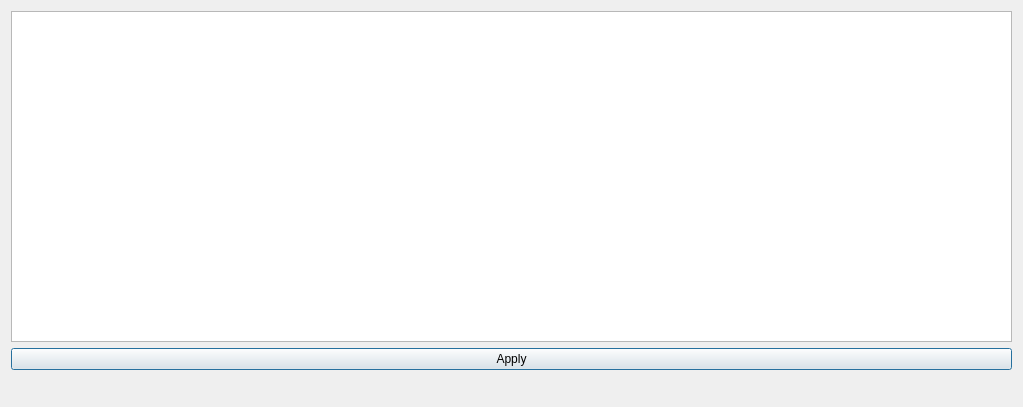
Before: the Qt Designer form table.ui in kebaboy/Poor-student, drawn with Qt 5.
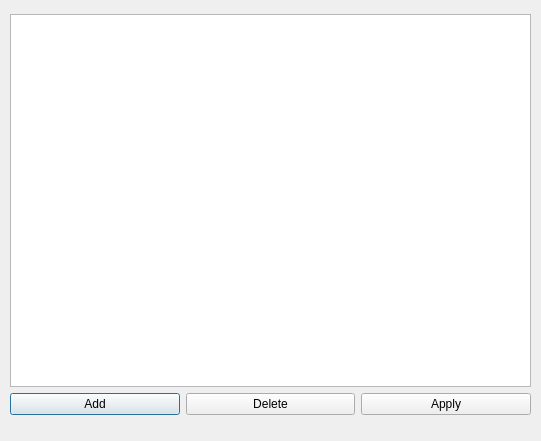
After: the same form once the commit is applied. Icons and pictures are not drawn.

What changed in the file:
```diff
--- a/table.ui
+++ b/table.ui
@@ -6,8 +6,8 @@
    <rect>
     <x>0</x>
     <y>0</y>
-    <width>1023</width>
-    <height>407</height>
+    <width>541</width>
+    <height>441</height>
    </rect>
   </property>
   <property name="windowTitle">
@@ -17,31 +17,52 @@
    <iconset resource="resource.qrc">
     <normaloff>:/img/free-icon-csv-8242984.png</normaloff>:/img/free-icon-csv-8242984.png</iconset>
   </property>
-  <layout class="QVBoxLayout" name="verticalLayout">
-   <item>
-    <widget class="QTableView" name="tableView">
+  <widget class="QWidget" name="">
+   <property name="geometry">
+    <rect>
+     <x>10</x>
+     <y>14</y>
+     <width>521</width>
+     <height>421</height>
+    </rect>
+   </property>
+   <layout class="QGridLayout" name="gridLayout">
+    <item row="0" column="0">
+     <widget class="QTableWidget" name="tableWidget">
      <property name="sizePolicy">
-      <sizepolicy hsizetype="Maximum" vsizetype="Maximum">
+       <sizepolicy hsizetype="Expanding" vsizetype="Expanding">
        <horstretch>0</horstretch>
        <verstretch>0</verstretch>
       </sizepolicy>
      </property>
-     <property name="maximumSize">
-      <size>
-       <width>100000</width>
-       <height>100000</height>
-      </size>
+     </widget>
+    </item>
+    <item row="1" column="0">
+     <layout class="QHBoxLayout" name="horizontalLayout">
+      <item>
+       <widget class="QPushButton" name="addButton">
+        <property name="text">
+         <string>Add</string>
      </property>
     </widget>
    </item>
    <item>
-    <widget class="QPushButton" name="pushButton">
+       <widget class="QPushButton" name="deleteButton">
+        <property name="text">
+         <string>Delete</string>
+        </property>
+       </widget>
+      </item>
+      <item>
+       <widget class="QPushButton" name="applyButton">
      <property name="text">
       <string>Apply</string>
      </property>
     </widget>
    </item>
-   <item>
+     </layout>
+    </item>
+    <item row="2" column="0">
     <widget class="QLabel" name="label">
      <property name="maximumSize">
       <size>
@@ -60,6 +81,7 @@
     </widget>
    </item>
   </layout>
+  </widget>
  </widget>
  <resources>
   <include location="resource.qrc"/>
```
Lines whose indentation alone changed are shown as unchanged.
